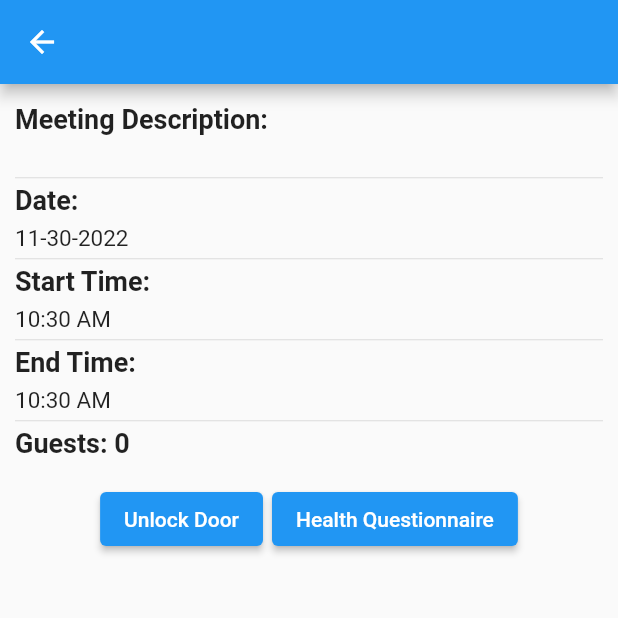
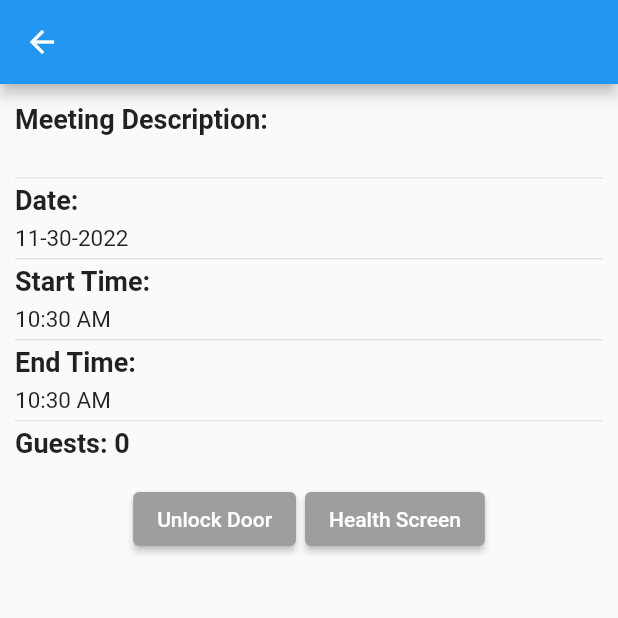
Before and after one commit to CSC4350-MW1/VirusValidate, a Flutter app: the GuestMeetingDetails screen opened directly with empty values, after a tap on "Unlock Door", on a phone screen of 412 x 824 dp, the top half of it. Run offline on Flutter 3.47's test engine with Material 2 defaults, Android fonts, the phone set to English and light mode, and no system bars; our stand-ins replace cloud_firestore, firebase_auth, firebase_core; accounts and stored records are empty.

Commit message:
Added checks for health screen and unlock door activity

```diff
--- a/virus_validate/lib/forms/loginform.dart
+++ b/virus_validate/lib/forms/loginform.dart
@@ -5,6 +5,7 @@ import 'dart:developer';
 import 'package:firebase_auth/firebase_auth.dart';
 import 'package:flutter/material.dart';
 import 'package:virus_validate/firestore_service.dart';
+import 'package:virus_validate/models/meeting_model.dart';
 import 'package:virus_validate/pages/authentication.dart';
 import 'package:virus_validate/pages/home.dart';
 import 'package:virus_validate/style/style.dart';
--- a/virus_validate/lib/pages/meeting_details.dart
+++ b/virus_validate/lib/pages/meeting_details.dart
@@ -87,6 +87,12 @@ class GuestMeetingDetails extends StatefulWidget {
 }
 
 class _GuestMeetingDetailsState extends State<GuestMeetingDetails> {
+  bool _accessibleTimeRange = false;
+
+  @override void initState() {
+    super.initState();
+    _accessibleTimeRange = isInTimeRange(widget.meeting);
+  }
 
   @override
   Widget build(BuildContext context) {
@@ -121,18 +127,44 @@ class _GuestMeetingDetailsState extends State<GuestMeetingDetails> {
                     padding: const EdgeInsets.all(3.0),
                     child: ElevatedButton(
                       onPressed: (() {
+                        String? id = FirestoreService().getUserID();
+                        if (id == null) {
+                          snackBar(context, "ID not found");
+                        }
+                        if (!_accessibleTimeRange) {
+                          snackBar(context, "Door access only available within 30 minutes of meeting start time");
+                        }
+                        if (!FirestoreService.guestMap[id]!.completedHealthScreen) {
+                          snackBar(context, "Health Screen must be completed before gaining building access");
+                        }
+                        if (FirestoreService.guestMap[id]!.isSick) {
+                          snackBar(context, "Access is not granted due to symptoms");
+                        }
                         // Code to set door and guest variable in database
                       }),
-                      child: const Text("Unlock Door")
+                      style: ElevatedButton.styleFrom(
+                        backgroundColor: (unlockDoor(widget.meeting)) ? Colors.blue[500] : Colors.grey
+                      ),
+                      child: const Text("Unlock Door"),
                     ),
                   ),
                   Padding(
                     padding: const EdgeInsets.all(3.0),
                     child: ElevatedButton(
                       onPressed: (() {
+                        String? id = FirestoreService().getUserID();
+                        if (id == null) {
+                          snackBar(context, "ID not found");
+                        }
+                        if (!_accessibleTimeRange) {
+                          snackBar(context, "Door access only available within 30 minutes of meeting start time");
+                        }
                         // Code to set variable in database
                       }),
-                      child: const Text("Health Questionnaire")
+                      style: ElevatedButton.styleFrom(
+                        backgroundColor: (unlockDoor(widget.meeting)) ? Colors.blue[500] : Colors.grey
+                      ),
+                      child: const Text("Health Screen"),
                     ),
                   ),
                 ],
@@ -143,4 +175,32 @@ class _GuestMeetingDetailsState extends State<GuestMeetingDetails> {
       )
     );
   }
+
+  bool isInTimeRange(Meeting meeting) {
+    DateTime now = DateTime.now();
+    int minutesIncrement = 30;
+    DateTime timeAfterIncrement = now.add(Duration(minutes: minutesIncrement));
+    if (timeAfterIncrement.compareTo(meeting.startTime) < 0) {
+      return false;
+    } else {
+      return true;
+    }
+  }
+  bool unlockDoor(Meeting meeting) {
+    String? id = FirestoreService().getUserID();
+    Guest? guest = FirestoreService.guestMap[id];
+    if (guest == null) {
+      return false;
+    }
+    if (!isInTimeRange(meeting)) {
+      return false;
+    }
+    if (!guest.completedHealthScreen) {
+      return false;
+    }
+    if (guest.isSick) {
+      return false;
+    }
+    return true;
+  }
 }
```
Also changed, not shown: virus_validate/lib/pages/home.dart (+0 -36 lines).
